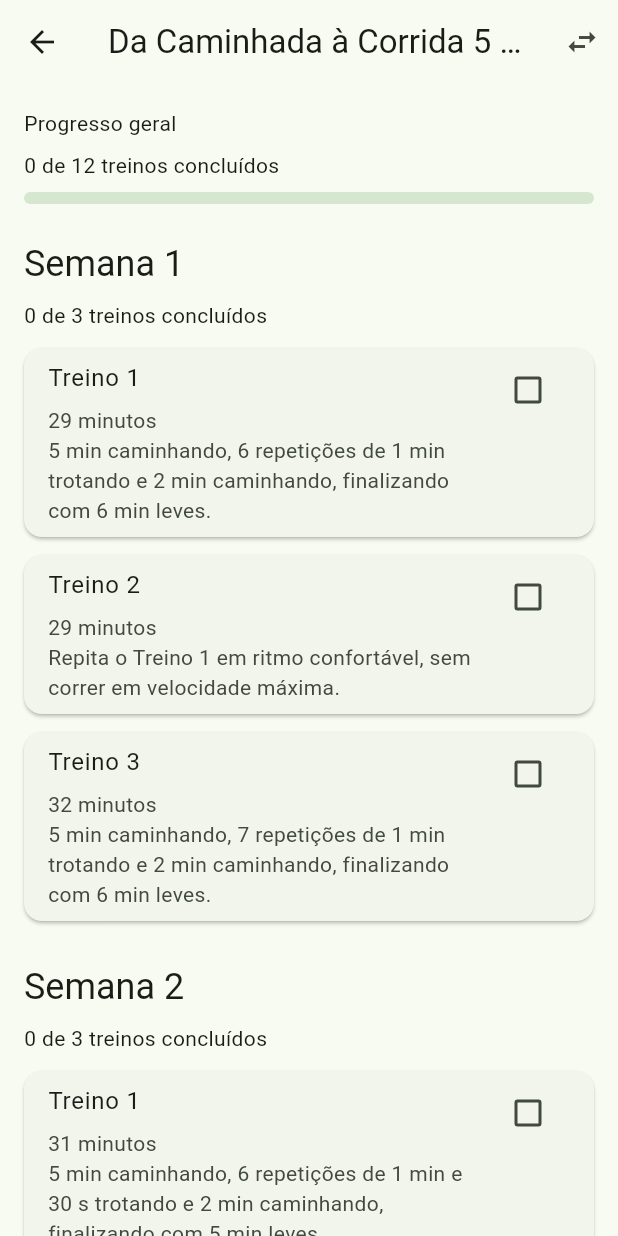
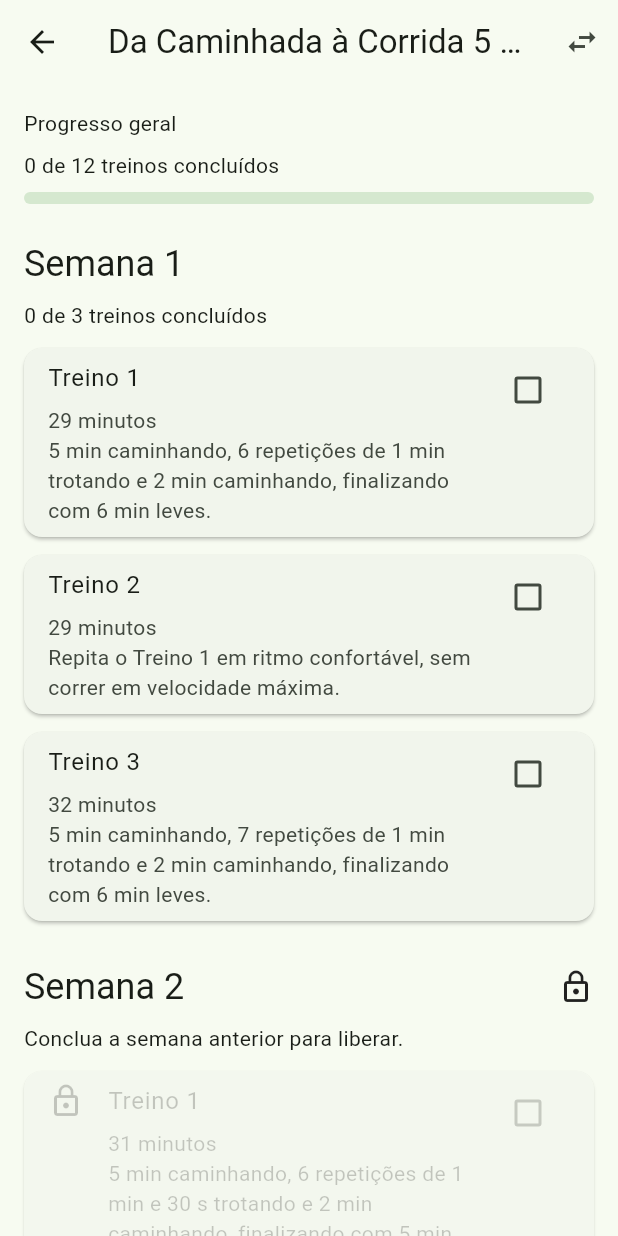
Before and after one commit to HonorioCodes/projeto-atlas, a Flutter app: the TrainingPlanScreen screen opened directly, on a phone screen of 412 x 824 dp. Run offline on Flutter 3.47's test engine with Material 3 defaults, Android fonts, the light colour scheme and no system bars; our stand-ins replace shared_preferences; accounts and stored records are empty.

Commit message:
feat: bloqueia semanas futuras por progresso

```diff
--- a/app/lib/screens/training/training_plan_screen.dart
+++ b/app/lib/screens/training/training_plan_screen.dart
@@ -19,8 +19,9 @@ class TrainingPlanScreen extends StatefulWidget {
   });
 
   @override
-  State<TrainingPlanScreen> createState() =>
-      _TrainingPlanScreenState();
+  State<TrainingPlanScreen> createState() {
+    return _TrainingPlanScreenState();
+  }
 }
 
 class _TrainingPlanScreenState extends State<TrainingPlanScreen> {
@@ -28,12 +29,15 @@ class _TrainingPlanScreenState extends State<TrainingPlanScreen> {
       WorkoutProgressService();
 
   late List<bool> _completedWorkouts;
+
   bool _isLoading = true;
 
   int get _workoutCount {
     return widget.weeks.fold<int>(
       0,
-      (total, week) => total + week.workouts.length,
+      (total, week) {
+        return total + week.workouts.length;
+      },
     );
   }
 
@@ -64,7 +68,8 @@ class _TrainingPlanScreenState extends State<TrainingPlanScreen> {
   }
 
   Future<void> _loadProgress() async {
-    final progress = await _progressService.loadProgress(
+    final progress =
+        await _progressService.loadProgress(
       widget.planId,
       _workoutCount,
     );
@@ -102,86 +107,194 @@ class _TrainingPlanScreenState extends State<TrainingPlanScreen> {
 
     Navigator.of(context).pushAndRemoveUntil(
       MaterialPageRoute(
-        builder: (context) => const PlansScreen(),
+        builder: (context) {
+          return const PlansScreen();
+        },
       ),
       (route) => false,
+    );
+  }
+
+  int _getWeekStartIndex(int weekIndex) {
+    var startIndex = 0;
+
+    for (var index = 0; index < weekIndex; index++) {
+      startIndex += widget.weeks[index].workouts.length;
+    }
+
+    return startIndex;
+  }
+
+  bool _isWeekUnlocked(int weekIndex) {
+    if (weekIndex == 0) {
+      return true;
+    }
+
+    final previousWeekIndex = weekIndex - 1;
+
+    final previousWeek =
+        widget.weeks[previousWeekIndex];
+
+    final previousWeekStartIndex =
+        _getWeekStartIndex(previousWeekIndex);
+
+    final previousWeekEndIndex =
+        previousWeekStartIndex +
+        previousWeek.workouts.length;
+
+    return _completedWorkouts
+        .sublist(
+          previousWeekStartIndex,
+          previousWeekEndIndex,
+        )
+        .every(
+          (workout) => workout,
         );
   }
 
   Widget _buildWorkoutCard({
     required int index,
     required WorkoutModel workout,
+    required bool isUnlocked,
   }) {
-    return Card(
-      margin: const EdgeInsets.only(bottom: 12),
+    return Opacity(
+      opacity: isUnlocked ? 1 : 0.55,
+      child: Card(
+        margin: const EdgeInsets.only(
+          bottom: 12,
+        ),
         child: CheckboxListTile(
           value: _completedWorkouts[index],
-        onChanged: (value) {
+          onChanged: isUnlocked
+              ? (value) {
                   _updateWorkout(
                     index,
                     value ?? false,
                   );
-        },
-        title: Text(workout.title),
+                }
+              : null,
+          secondary: isUnlocked
+              ? null
+              : const Icon(
+                  Icons.lock_outline,
+                ),
+          title: Text(
+            workout.title,
+          ),
           subtitle: Padding(
-          padding: const EdgeInsets.only(top: 6),
+            padding: const EdgeInsets.only(
+              top: 6,
+            ),
             child: Text(
-            '${workout.duration}\n${workout.description}',
+              '${workout.duration}\n'
+              '${workout.description}',
             ),
           ),
           isThreeLine: true,
           controlAffinity:
               ListTileControlAffinity.trailing,
         ),
+      ),
     );
   }
 
-  List<Widget> _buildWeeks(BuildContext context) {
+  List<Widget> _buildWeeks(
+    BuildContext context,
+  ) {
     final widgets = <Widget>[];
+
     var workoutIndex = 0;
 
-    for (final week in widget.weeks) {
+    for (
+      var weekIndex = 0;
+      weekIndex < widget.weeks.length;
+      weekIndex++
+    ) {
+      final week = widget.weeks[weekIndex];
+
+      final isUnlocked =
+          _isWeekUnlocked(weekIndex);
+
       final firstIndex = workoutIndex;
+
       final lastIndex =
           firstIndex + week.workouts.length;
 
-      final completedInWeek = _completedWorkouts
-          .sublist(firstIndex, lastIndex)
-          .where((workout) => workout)
+      final completedInWeek =
+          _completedWorkouts
+              .sublist(
+                firstIndex,
+                lastIndex,
+              )
+              .where(
+                (workout) => workout,
+              )
               .length;
 
       widgets.add(
-        Text(
+        Row(
+          children: [
+            Expanded(
+              child: Text(
                 week.title,
                 style: Theme.of(context)
                     .textTheme
                     .headlineSmall,
               ),
+            ),
+            if (!isUnlocked)
+              const Icon(
+                Icons.lock_outline,
+              ),
+          ],
+        ),
       );
 
-      widgets.add(const SizedBox(height: 8));
+      widgets.add(
+        const SizedBox(
+          height: 8,
+        ),
+      );
 
+      if (isUnlocked) {
         widgets.add(
           Text(
             '$completedInWeek de '
-          '${week.workouts.length} treinos concluídos',
+            '${week.workouts.length} '
+            'treinos concluídos',
           ),
         );
+      } else {
+        widgets.add(
+          const Text(
+            'Conclua a semana anterior para liberar.',
+          ),
+        );
+      }
 
-      widgets.add(const SizedBox(height: 12));
+      widgets.add(
+        const SizedBox(
+          height: 12,
+        ),
+      );
 
       for (final workout in week.workouts) {
         widgets.add(
           _buildWorkoutCard(
             index: workoutIndex,
             workout: workout,
+            isUnlocked: isUnlocked,
           ),
         );
 
         workoutIndex++;
       }
 
-      widgets.add(const SizedBox(height: 16));
+      widgets.add(
+        const SizedBox(
+          height: 16,
+        ),
+      );
     }
 
     return widgets;
@@ -199,7 +312,9 @@ class _TrainingPlanScreenState extends State<TrainingPlanScreen> {
         actions: [
           IconButton(
             onPressed: _changePlan,
-            icon: const Icon(Icons.swap_horiz),
+            icon: const Icon(
+              Icons.swap_horiz,
+            ),
             tooltip: 'Trocar plano',
           ),
         ],
@@ -211,20 +326,29 @@ class _TrainingPlanScreenState extends State<TrainingPlanScreen> {
           : ListView(
               padding: const EdgeInsets.all(16),
               children: [
-                const Text('Progresso geral'),
-                const SizedBox(height: 8),
+                const Text(
+                  'Progresso geral',
+                ),
+                const SizedBox(
+                  height: 8,
+                ),
                 Text(
                   '$_completedCount de '
-                  '$_workoutCount treinos concluídos',
+                  '$_workoutCount '
+                  'treinos concluídos',
                 ),
-                const SizedBox(height: 8),
+                const SizedBox(
+                  height: 8,
+                ),
                 LinearProgressIndicator(
                   value: _progress,
                   minHeight: 8,
                   borderRadius:
                       BorderRadius.circular(8),
                 ),
-                const SizedBox(height: 24),
+                const SizedBox(
+                  height: 24,
+                ),
                 ..._buildWeeks(context),
               ],
             ),
```
Lines whose indentation alone changed are shown as unchanged.
